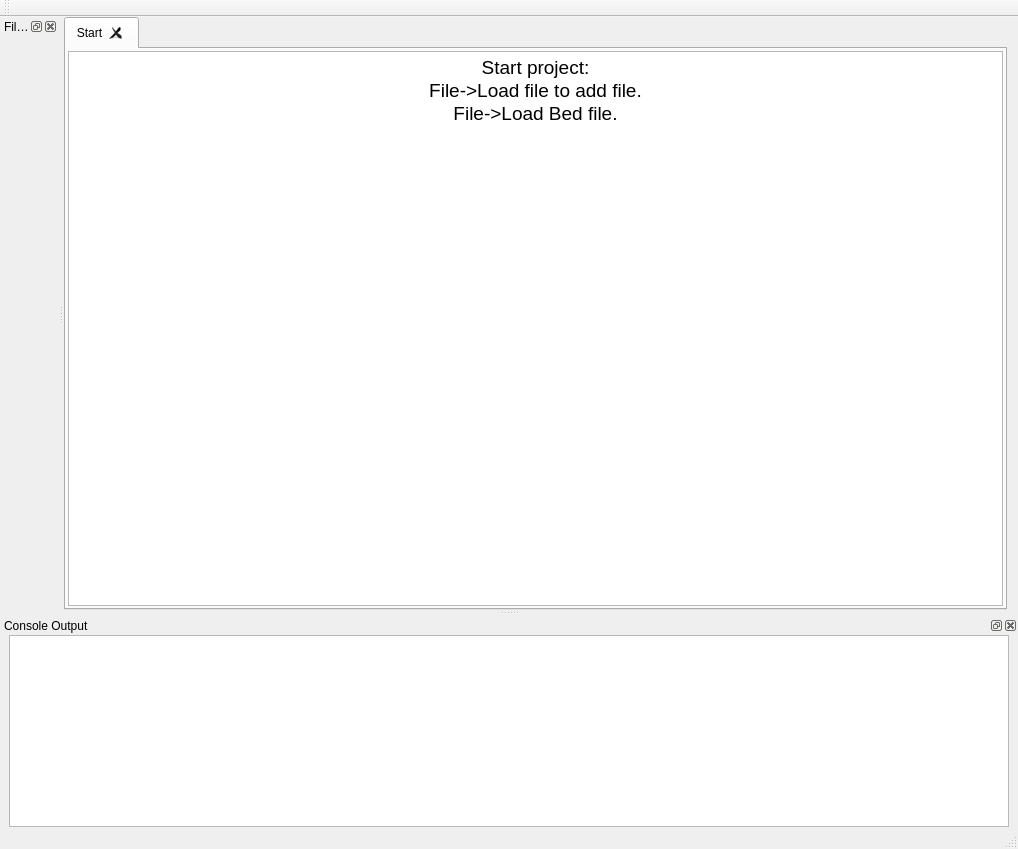
First picture: the form in mainwindow.ui, repository SchulzLab/TFML, before the edit.
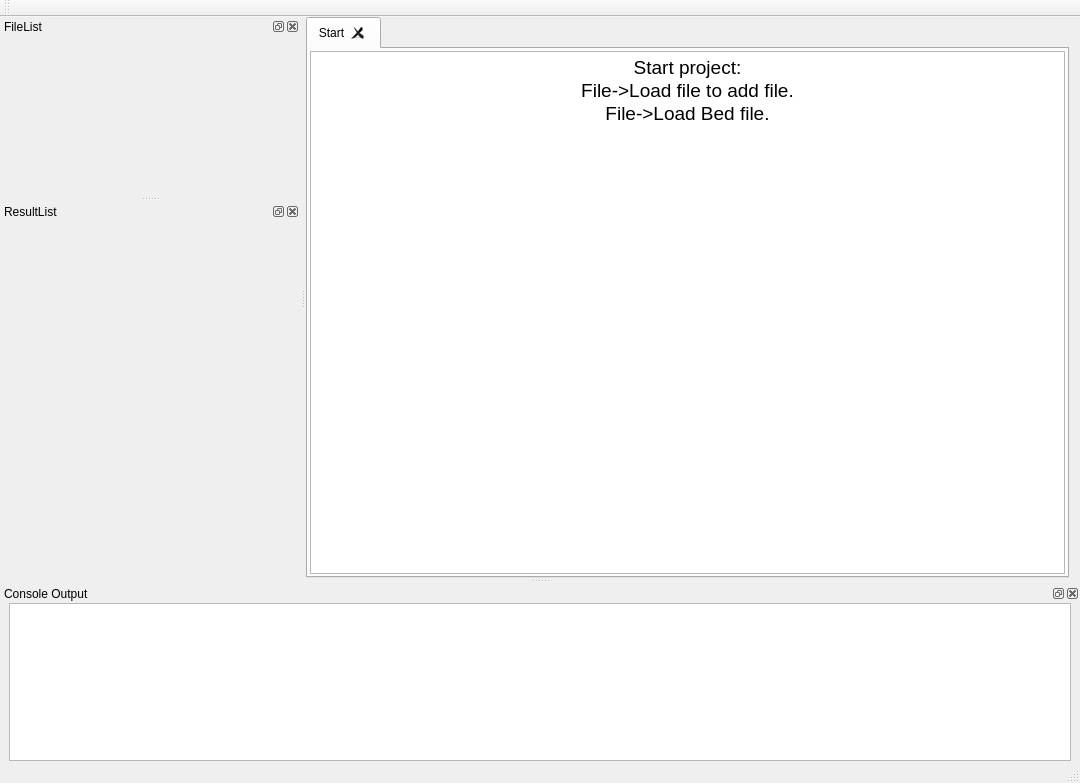
Second picture: the form after the edit. Custom widgets are drawn as their Qt base class.

The edit to the form file:
```diff
--- a/mainwindow.ui
+++ b/mainwindow.ui
@@ -6,8 +6,8 @@
    <rect>
     <x>0</x>
     <y>0</y>
-    <width>1018</width>
-    <height>849</height>
+    <width>1080</width>
+    <height>783</height>
    </rect>
   </property>
   <property name="windowTitle">
@@ -60,6 +60,12 @@
         </property>
         <item>
          <widget class="QTextEdit" name="textEdit">
+          <property name="sizePolicy">
+           <sizepolicy hsizetype="Preferred" vsizetype="Preferred">
+            <horstretch>0</horstretch>
+            <verstretch>0</verstretch>
+           </sizepolicy>
+          </property>
           <property name="readOnly">
            <bool>true</bool>
           </property>
@@ -127,22 +133,65 @@
       <number>0</number>
      </property>
      <item>
-      <widget class="FileListWidget" name="mFileList" native="true"/>
+      <widget class="FileListWidget" name="mFileList" native="true">
+       <property name="mouseTracking">
+        <bool>false</bool>
+       </property>
+      </widget>
+     </item>
+    </layout>
+   </widget>
+  </widget>
+  <widget class="QDockWidget" name="mDockResult">
+   <property name="minimumSize">
+    <size>
+     <width>300</width>
+     <height>40</height>
+    </size>
+   </property>
+   <property name="allowedAreas">
+    <set>Qt::BottomDockWidgetArea|Qt::LeftDockWidgetArea</set>
+   </property>
+   <property name="windowTitle">
+    <string>ResultList</string>
+   </property>
+   <attribute name="dockWidgetArea">
+    <number>1</number>
+   </attribute>
+   <widget class="QWidget" name="dockWidgetContents">
+    <layout class="QHBoxLayout" name="horizontalLayout">
+     <property name="spacing">
+      <number>6</number>
+     </property>
+     <property name="leftMargin">
+      <number>0</number>
+     </property>
+     <property name="topMargin">
+      <number>0</number>
+     </property>
+     <property name="rightMargin">
+      <number>0</number>
+     </property>
+     <property name="bottomMargin">
+      <number>0</number>
+     </property>
+     <item>
+      <widget class="FileListWidget" name="mResultFileList" native="true"/>
      </item>
     </layout>
    </widget>
   </widget>
   <widget class="QDockWidget" name="mBottomDock">
    <property name="sizePolicy">
-    <sizepolicy hsizetype="Maximum" vsizetype="Preferred">
+    <sizepolicy hsizetype="Preferred" vsizetype="Preferred">
      <horstretch>0</horstretch>
      <verstretch>0</verstretch>
     </sizepolicy>
    </property>
    <property name="minimumSize">
     <size>
-     <width>1018</width>
-     <height>120</height>
+     <width>500</width>
+     <height>150</height>
     </size>
    </property>
    <property name="maximumSize">
```
Left out of the diff: 5 changed lines with no effect on the pictures.
